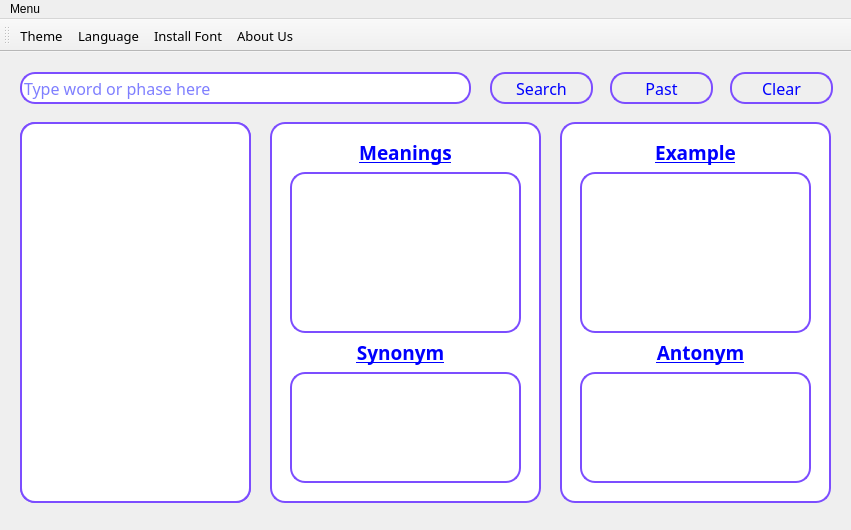
lioTauhid/QBangla-Dictionary, file homewindow.ui: the form before one commit.
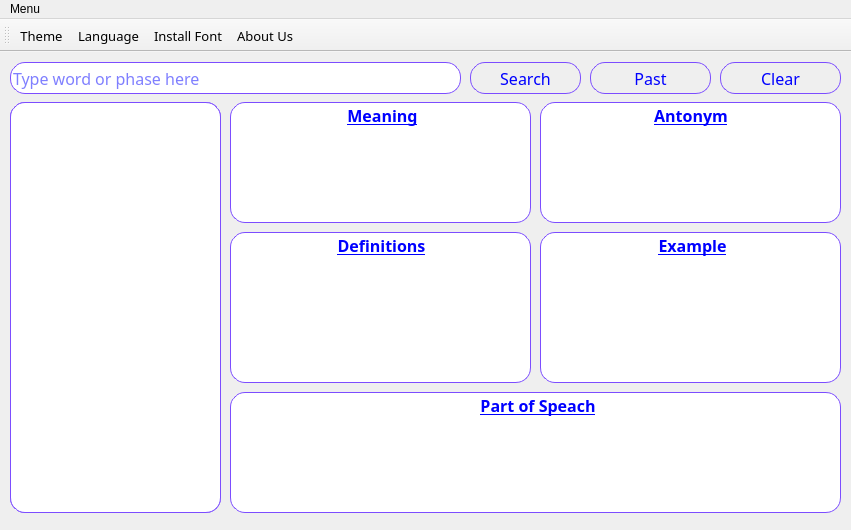
The form after the commit. Icons and pictures are not drawn.

Commit message: big DB integrated

Diff of the .ui file:
```diff
--- a/homewindow.ui
+++ b/homewindow.ui
@@ -47,9 +47,9 @@
    <widget class="QPushButton" name="searchBtn">
     <property name="geometry">
      <rect>
-      <x>490</x>
-      <y>20</y>
-      <width>103</width>
+      <x>470</x>
+      <y>10</y>
+      <width>111</width>
       <height>32</height>
      </rect>
     </property>
@@ -81,7 +81,7 @@
      <string notr="true">
 QPushButton{
 
-border: 2px solid #7C4DFF;
+border: 1px solid #7C4DFF;
 border-radius: 15px;
 padding: 0px;
 background: qradialgradient(cx: 0.3, cy: -0.4,
@@ -111,9 +111,9 @@
    <widget class="QPushButton" name="pastBtn">
     <property name="geometry">
      <rect>
-      <x>610</x>
-      <y>20</y>
-      <width>103</width>
+      <x>590</x>
+      <y>10</y>
+      <width>121</width>
       <height>32</height>
      </rect>
     </property>
@@ -144,7 +144,7 @@
     <property name="styleSheet">
      <string notr="true">QPushButton{
 
-border: 2px solid #7C4DFF;
+border: 1px solid #7C4DFF;
 border-radius: 15px;
 padding: 0px;
 background: qradialgradient(cx: 0.3, cy: -0.4,
@@ -174,8 +174,8 @@
    <widget class="QLineEdit" name="wordSearch">
     <property name="geometry">
      <rect>
-      <x>20</x>
-      <y>20</y>
+      <x>10</x>
+      <y>10</y>
       <width>451</width>
       <height>32</height>
      </rect>
@@ -207,7 +207,7 @@
     <property name="styleSheet">
      <string notr="true">
 
-border: 2px solid #7C4DFF;
+border: 1px solid #7C4DFF;
 border-radius: 15px;
 padding: 0px;
 background: qradialgradient(cx: 0.3, cy: -0.4,
@@ -225,9 +225,9 @@
    <widget class="QPushButton" name="clearBtn">
     <property name="geometry">
      <rect>
-      <x>730</x>
-      <y>20</y>
-      <width>103</width>
+      <x>720</x>
+      <y>10</y>
+      <width>121</width>
       <height>32</height>
      </rect>
     </property>
@@ -258,7 +258,7 @@
     <property name="styleSheet">
      <string notr="true">QPushButton{
 
-border: 2px solid #7C4DFF;
+border: 1px solid #7C4DFF;
 border-radius: 15px;
 padding: 0px;
 background: qradialgradient(cx: 0.3, cy: -0.4,
@@ -285,290 +285,19 @@
      </size>
     </property>
    </widget>
-   <widget class="QFrame" name="frame">
-    <property name="geometry">
-     <rect>
-      <x>270</x>
-      <y>70</y>
-      <width>271</width>
-      <height>381</height>
-     </rect>
-    </property>
-    <property name="styleSheet">
-     <string notr="true">background-color: rgb(255, 255, 255);
-
-border: 2px solid #7C4DFF;
-border-radius: 15px;</string>
-    </property>
-    <property name="frameShape">
-     <enum>QFrame::StyledPanel</enum>
-    </property>
-    <property name="frameShadow">
-     <enum>QFrame::Raised</enum>
-    </property>
-    <widget class="QLabel" name="label_5">
-     <property name="geometry">
-      <rect>
-       <x>30</x>
-       <y>10</y>
-       <width>211</width>
-       <height>41</height>
-      </rect>
-     </property>
-     <property name="font">
-      <font>
-       <family>Kalpurush</family>
-       <pointsize>14</pointsize>
-       <weight>75</weight>
-       <bold>true</bold>
-       <underline>true</underline>
-      </font>
-     </property>
-     <property name="styleSheet">
-      <string notr="true">color:#0000ff;
-text-decoration: underline;
-
-border: 2px solid #0000ffff;
-background-color:#0000ffff;
-</string>
-     </property>
-     <property name="text">
-      <string>Meanings</string>
-     </property>
-     <property name="alignment">
-      <set>Qt::AlignCenter</set>
-     </property>
-    </widget>
-    <widget class="QTextEdit" name="meaningEt">
-     <property name="geometry">
-      <rect>
-       <x>20</x>
-       <y>50</y>
-       <width>231</width>
-       <height>161</height>
-      </rect>
-     </property>
-     <property name="font">
-      <font>
-       <family>Kalpurush</family>
-       <pointsize>12</pointsize>
-      </font>
-     </property>
-     <property name="styleSheet">
-      <string notr="true"/>
-     </property>
-     <property name="html">
-      <string>&lt;!DOCTYPE HTML PUBLIC &quot;-//W3C//DTD HTML 4.0//EN&quot; &quot;http://www.w3.org/TR/REC-html40/strict.dtd&quot;&gt;
-&lt;html&gt;&lt;head&gt;&lt;meta name=&quot;qrichtext&quot; content=&quot;1&quot; /&gt;&lt;style type=&quot;text/css&quot;&gt;
-p, li { white-space: pre-wrap; }
-&lt;/style&gt;&lt;/head&gt;&lt;body style=&quot; font-family:'Kalpurush'; font-size:12pt; font-weight:400; font-style:normal;&quot;&gt;
-&lt;p style=&quot;-qt-paragraph-type:empty; margin-top:0px; margin-bottom:0px; margin-left:0px; margin-right:0px; -qt-block-indent:0; text-indent:0px; font-family:'MS Shell Dlg 2'; font-size:8.25pt;&quot;&gt;&lt;br /&gt;&lt;/p&gt;&lt;/body&gt;&lt;/html&gt;</string>
-     </property>
-    </widget>
-    <widget class="QLabel" name="label_7">
-     <property name="geometry">
-      <rect>
-       <x>30</x>
-       <y>210</y>
-       <width>201</width>
-       <height>41</height>
-      </rect>
-     </property>
-     <property name="font">
-      <font>
-       <family>Kalpurush</family>
-       <pointsize>14</pointsize>
-       <weight>75</weight>
-       <bold>true</bold>
-       <underline>true</underline>
-      </font>
-     </property>
-     <property name="styleSheet">
-      <string notr="true">color:#0000ff;
-text-decoration: underline;
-
-border: 2px solid #0000ffff;
-background-color:#0000ffff;
-</string>
-     </property>
-     <property name="text">
-      <string>Synonym</string>
-     </property>
-     <property name="alignment">
-      <set>Qt::AlignCenter</set>
-     </property>
-    </widget>
-    <widget class="QTextEdit" name="synoEt">
-     <property name="geometry">
-      <rect>
-       <x>20</x>
-       <y>250</y>
-       <width>231</width>
-       <height>111</height>
-      </rect>
-     </property>
-     <property name="font">
-      <font>
-       <family>Kalpurush</family>
-       <pointsize>12</pointsize>
-      </font>
-     </property>
-     <property name="html">
-      <string>&lt;!DOCTYPE HTML PUBLIC &quot;-//W3C//DTD HTML 4.0//EN&quot; &quot;http://www.w3.org/TR/REC-html40/strict.dtd&quot;&gt;
-&lt;html&gt;&lt;head&gt;&lt;meta name=&quot;qrichtext&quot; content=&quot;1&quot; /&gt;&lt;style type=&quot;text/css&quot;&gt;
-p, li { white-space: pre-wrap; }
-&lt;/style&gt;&lt;/head&gt;&lt;body style=&quot; font-family:'Kalpurush'; font-size:12pt; font-weight:400; font-style:normal;&quot;&gt;
-&lt;p style=&quot;-qt-paragraph-type:empty; margin-top:0px; margin-bottom:0px; margin-left:0px; margin-right:0px; -qt-block-indent:0; text-indent:0px; font-family:'MS Shell Dlg 2'; font-size:8.25pt;&quot;&gt;&lt;br /&gt;&lt;/p&gt;&lt;/body&gt;&lt;/html&gt;</string>
-     </property>
-    </widget>
-   </widget>
-   <widget class="QFrame" name="frame_2">
-    <property name="geometry">
-     <rect>
-      <x>560</x>
-      <y>70</y>
-      <width>271</width>
-      <height>381</height>
-     </rect>
-    </property>
-    <property name="styleSheet">
-     <string notr="true">background-color: rgb(255, 255, 255);
-
-border: 2px solid #7C4DFF;
-border-radius: 15px;</string>
-    </property>
-    <property name="frameShape">
-     <enum>QFrame::StyledPanel</enum>
-    </property>
-    <property name="frameShadow">
-     <enum>QFrame::Raised</enum>
-    </property>
-    <widget class="QLabel" name="label_8">
-     <property name="geometry">
-      <rect>
-       <x>40</x>
-       <y>210</y>
-       <width>201</width>
-       <height>41</height>
-      </rect>
-     </property>
-     <property name="font">
-      <font>
-       <family>Kalpurush</family>
-       <pointsize>14</pointsize>
-       <weight>75</weight>
-       <bold>true</bold>
-       <underline>true</underline>
-      </font>
-     </property>
-     <property name="styleSheet">
-      <string notr="true">color:#0000ff;
-text-decoration: underline;
-
-border: 2px solid #0000ffff;
-background-color:#0000ffff;
-</string>
-     </property>
-     <property name="text">
-      <string>Antonym</string>
-     </property>
-     <property name="alignment">
-      <set>Qt::AlignCenter</set>
-     </property>
-    </widget>
-    <widget class="QLabel" name="label_6">
-     <property name="geometry">
-      <rect>
-       <x>30</x>
-       <y>10</y>
-       <width>211</width>
-       <height>41</height>
-      </rect>
-     </property>
-     <property name="font">
-      <font>
-       <family>Kalpurush</family>
-       <pointsize>14</pointsize>
-       <weight>75</weight>
-       <bold>true</bold>
-       <underline>true</underline>
-      </font>
-     </property>
-     <property name="styleSheet">
-      <string notr="true">color:#0000ff;
-text-decoration: underline;
-
-border: 2px solid #0000ffff;
-background-color:#0000ffff;
-</string>
-     </property>
-     <property name="text">
-      <string>Example</string>
-     </property>
-     <property name="alignment">
-      <set>Qt::AlignCenter</set>
-     </property>
-    </widget>
-    <widget class="QTextEdit" name="exampleEt">
-     <property name="geometry">
-      <rect>
-       <x>20</x>
-       <y>50</y>
-       <width>231</width>
-       <height>161</height>
-      </rect>
-     </property>
-     <property name="font">
-      <font>
-       <family>Kalpurush</family>
-       <pointsize>12</pointsize>
-      </font>
-     </property>
-     <property name="html">
-      <string>&lt;!DOCTYPE HTML PUBLIC &quot;-//W3C//DTD HTML 4.0//EN&quot; &quot;http://www.w3.org/TR/REC-html40/strict.dtd&quot;&gt;
-&lt;html&gt;&lt;head&gt;&lt;meta name=&quot;qrichtext&quot; content=&quot;1&quot; /&gt;&lt;style type=&quot;text/css&quot;&gt;
-p, li { white-space: pre-wrap; }
-&lt;/style&gt;&lt;/head&gt;&lt;body style=&quot; font-family:'Kalpurush'; font-size:12pt; font-weight:400; font-style:normal;&quot;&gt;
-&lt;p style=&quot;-qt-paragraph-type:empty; margin-top:0px; margin-bottom:0px; margin-left:0px; margin-right:0px; -qt-block-indent:0; text-indent:0px; font-family:'MS Shell Dlg 2'; font-size:8.25pt;&quot;&gt;&lt;br /&gt;&lt;/p&gt;&lt;/body&gt;&lt;/html&gt;</string>
-     </property>
-    </widget>
-    <widget class="QTextEdit" name="antoEt">
-     <property name="geometry">
-      <rect>
-       <x>20</x>
-       <y>250</y>
-       <width>231</width>
-       <height>111</height>
-      </rect>
-     </property>
-     <property name="font">
-      <font>
-       <family>Kalpurush</family>
-       <pointsize>12</pointsize>
-      </font>
-     </property>
-     <property name="html">
-      <string>&lt;!DOCTYPE HTML PUBLIC &quot;-//W3C//DTD HTML 4.0//EN&quot; &quot;http://www.w3.org/TR/REC-html40/strict.dtd&quot;&gt;
-&lt;html&gt;&lt;head&gt;&lt;meta name=&quot;qrichtext&quot; content=&quot;1&quot; /&gt;&lt;style type=&quot;text/css&quot;&gt;
-p, li { white-space: pre-wrap; }
-&lt;/style&gt;&lt;/head&gt;&lt;body style=&quot; font-family:'Kalpurush'; font-size:12pt; font-weight:400; font-style:normal;&quot;&gt;
-&lt;p style=&quot;-qt-paragraph-type:empty; margin-top:0px; margin-bottom:0px; margin-left:0px; margin-right:0px; -qt-block-indent:0; text-indent:0px; font-family:'MS Shell Dlg 2'; font-size:8.25pt;&quot;&gt;&lt;br /&gt;&lt;/p&gt;&lt;/body&gt;&lt;/html&gt;</string>
-     </property>
-    </widget>
-   </widget>
    <widget class="QFrame" name="frame_3">
     <property name="geometry">
      <rect>
-      <x>20</x>
-      <y>70</y>
-      <width>231</width>
-      <height>381</height>
+      <x>10</x>
+      <y>50</y>
+      <width>211</width>
+      <height>411</height>
      </rect>
     </property>
     <property name="styleSheet">
      <string notr="true">background-color: rgb(255, 255, 255);
 
-border: 2px solid #7C4DFF;
+border: 1px solid #7C4DFF;
 border-radius: 15px;</string>
     </property>
     <property name="frameShape">
@@ -582,8 +311,8 @@
       <rect>
        <x>0</x>
        <y>0</y>
-       <width>231</width>
-       <height>381</height>
+       <width>211</width>
+       <height>411</height>
       </rect>
      </property>
      <property name="sizePolicy">
@@ -659,6 +388,453 @@
      </attribute>
     </widget>
    </widget>
+   <widget class="QGroupBox" name="groupBox_4">
+    <property name="geometry">
+     <rect>
+      <x>230</x>
+      <y>50</y>
+      <width>301</width>
+      <height>121</height>
+     </rect>
+    </property>
+    <property name="font">
+     <font>
+      <family>Kalpurush</family>
+      <pointsize>12</pointsize>
+      <weight>75</weight>
+      <bold>true</bold>
+      <underline>true</underline>
+      <kerning>true</kerning>
+     </font>
+    </property>
+    <property name="styleSheet">
+     <string notr="true">background-color: rgb(255, 255, 255);
+
+border: 1px solid #7C4DFF;
+border-radius: 15px;</string>
+    </property>
+    <property name="title">
+     <string>Meaning</string>
+    </property>
+    <property name="alignment">
+     <set>Qt::AlignCenter</set>
+    </property>
+    <property name="flat">
+     <bool>false</bool>
+    </property>
+    <property name="checkable">
+     <bool>false</bool>
+    </property>
+    <layout class="QVBoxLayout" name="verticalLayout">
+     <property name="spacing">
+      <number>0</number>
+     </property>
+     <property name="leftMargin">
+      <number>0</number>
+     </property>
+     <property name="topMargin">
+      <number>0</number>
+     </property>
+     <property name="rightMargin">
+      <number>0</number>
+     </property>
+     <property name="bottomMargin">
+      <number>0</number>
+     </property>
+     <item>
+      <widget class="QTextEdit" name="meaningEt">
+       <property name="font">
+        <font>
+         <family>Kalpurush</family>
+         <pointsize>11</pointsize>
+        </font>
+       </property>
+       <property name="styleSheet">
+        <string notr="true">border: 0px;
+</string>
+       </property>
+       <property name="html">
+        <string>&lt;!DOCTYPE HTML PUBLIC &quot;-//W3C//DTD HTML 4.0//EN&quot; &quot;http://www.w3.org/TR/REC-html40/strict.dtd&quot;&gt;
+&lt;html&gt;&lt;head&gt;&lt;meta name=&quot;qrichtext&quot; content=&quot;1&quot; /&gt;&lt;style type=&quot;text/css&quot;&gt;
+p, li { white-space: pre-wrap; }
+&lt;/style&gt;&lt;/head&gt;&lt;body style=&quot; font-family:'Kalpurush'; font-size:11pt; font-weight:400; font-style:normal;&quot;&gt;
+&lt;p style=&quot;-qt-paragraph-type:empty; margin-top:0px; margin-bottom:0px; margin-left:0px; margin-right:0px; -qt-block-indent:0; text-indent:0px; font-family:'MS Shell Dlg 2'; font-size:8.25pt;&quot;&gt;&lt;br /&gt;&lt;/p&gt;&lt;/body&gt;&lt;/html&gt;</string>
+       </property>
+      </widget>
+     </item>
+    </layout>
+   </widget>
+   <widget class="QGroupBox" name="groupBox_5">
+    <property name="geometry">
+     <rect>
+      <x>230</x>
+      <y>180</y>
+      <width>301</width>
+      <height>151</height>
+     </rect>
+    </property>
+    <property name="font">
+     <font>
+      <family>Kalpurush</family>
+      <pointsize>12</pointsize>
+      <weight>75</weight>
+      <bold>true</bold>
+      <underline>true</underline>
+      <kerning>true</kerning>
+     </font>
+    </property>
+    <property name="styleSheet">
+     <string notr="true">background-color: rgb(255, 255, 255);
+
+border: 1px solid #7C4DFF;
+border-radius: 15px;</string>
+    </property>
+    <property name="title">
+     <string>Definitions</string>
+    </property>
+    <property name="alignment">
+     <set>Qt::AlignCenter</set>
+    </property>
+    <property name="flat">
+     <bool>false</bool>
+    </property>
+    <property name="checkable">
+     <bool>false</bool>
+    </property>
+    <layout class="QVBoxLayout" name="verticalLayout_2">
+     <property name="spacing">
+      <number>0</number>
+     </property>
+     <property name="leftMargin">
+      <number>0</number>
+     </property>
+     <property name="topMargin">
+      <number>0</number>
+     </property>
+     <property name="rightMargin">
+      <number>0</number>
+     </property>
+     <property name="bottomMargin">
+      <number>0</number>
+     </property>
+     <item>
+      <widget class="QTextEdit" name="definEt">
+       <property name="font">
+        <font>
+         <pointsize>11</pointsize>
+        </font>
+       </property>
+       <property name="styleSheet">
+        <string notr="true">border: 0px;
+</string>
+       </property>
+       <property name="html">
+        <string>&lt;!DOCTYPE HTML PUBLIC &quot;-//W3C//DTD HTML 4.0//EN&quot; &quot;http://www.w3.org/TR/REC-html40/strict.dtd&quot;&gt;
+&lt;html&gt;&lt;head&gt;&lt;meta name=&quot;qrichtext&quot; content=&quot;1&quot; /&gt;&lt;style type=&quot;text/css&quot;&gt;
+p, li { white-space: pre-wrap; }
+&lt;/style&gt;&lt;/head&gt;&lt;body style=&quot; font-family:'MS Shell Dlg 2'; font-size:11pt; font-weight:400; font-style:normal;&quot;&gt;
+&lt;p style=&quot;-qt-paragraph-type:empty; margin-top:0px; margin-bottom:0px; margin-left:0px; margin-right:0px; -qt-block-indent:0; text-indent:0px; font-size:8.25pt;&quot;&gt;&lt;br /&gt;&lt;/p&gt;&lt;/body&gt;&lt;/html&gt;</string>
+       </property>
+      </widget>
+     </item>
+    </layout>
+   </widget>
+   <widget class="QGroupBox" name="groupBox_7">
+    <property name="geometry">
+     <rect>
+      <x>540</x>
+      <y>180</y>
+      <width>301</width>
+      <height>151</height>
+     </rect>
+    </property>
+    <property name="font">
+     <font>
+      <family>Kalpurush</family>
+      <pointsize>12</pointsize>
+      <weight>75</weight>
+      <bold>true</bold>
+      <underline>true</underline>
+      <kerning>true</kerning>
+     </font>
+    </property>
+    <property name="styleSheet">
+     <string notr="true">background-color: rgb(255, 255, 255);
+
+border: 1px solid #7C4DFF;
+border-radius: 15px;</string>
+    </property>
+    <property name="title">
+     <string>Example</string>
+    </property>
+    <property name="alignment">
+     <set>Qt::AlignCenter</set>
+    </property>
+    <property name="flat">
+     <bool>false</bool>
+    </property>
+    <property name="checkable">
+     <bool>false</bool>
+    </property>
+    <layout class="QVBoxLayout" name="verticalLayout_4">
+     <property name="spacing">
+      <number>0</number>
+     </property>
+     <property name="leftMargin">
+      <number>0</number>
+     </property>
+     <property name="topMargin">
+      <number>0</number>
+     </property>
+     <property name="rightMargin">
+      <number>0</number>
+     </property>
+     <property name="bottomMargin">
+      <number>0</number>
+     </property>
+     <item>
+      <widget class="QTextEdit" name="exampleEt">
+       <property name="font">
+        <font>
+         <pointsize>11</pointsize>
+        </font>
+       </property>
+       <property name="styleSheet">
+        <string notr="true">border: 0px;
+</string>
+       </property>
+       <property name="html">
+        <string>&lt;!DOCTYPE HTML PUBLIC &quot;-//W3C//DTD HTML 4.0//EN&quot; &quot;http://www.w3.org/TR/REC-html40/strict.dtd&quot;&gt;
+&lt;html&gt;&lt;head&gt;&lt;meta name=&quot;qrichtext&quot; content=&quot;1&quot; /&gt;&lt;style type=&quot;text/css&quot;&gt;
+p, li { white-space: pre-wrap; }
+&lt;/style&gt;&lt;/head&gt;&lt;body style=&quot; font-family:'MS Shell Dlg 2'; font-size:11pt; font-weight:400; font-style:normal;&quot;&gt;
+&lt;p style=&quot;-qt-paragraph-type:empty; margin-top:0px; margin-bottom:0px; margin-left:0px; margin-right:0px; -qt-block-indent:0; text-indent:0px; font-size:8.25pt;&quot;&gt;&lt;br /&gt;&lt;/p&gt;&lt;/body&gt;&lt;/html&gt;</string>
+       </property>
+      </widget>
+     </item>
+    </layout>
+   </widget>
+   <widget class="QGroupBox" name="groupBox_8">
+    <property name="geometry">
+     <rect>
+      <x>230</x>
+      <y>340</y>
+      <width>611</width>
+      <height>121</height>
+     </rect>
+    </property>
+    <property name="font">
+     <font>
+      <family>Kalpurush</family>
+      <pointsize>12</pointsize>
+      <weight>75</weight>
+      <bold>true</bold>
+      <underline>true</underline>
+      <kerning>true</kerning>
+     </font>
+    </property>
+    <property name="styleSheet">
+     <string notr="true">background-color: rgb(255, 255, 255);
+
+border: 1px solid #7C4DFF;
+border-radius: 15px;</string>
+    </property>
+    <property name="title">
+     <string>Part of Speach</string>
+    </property>
+    <property name="alignment">
+     <set>Qt::AlignCenter</set>
+    </property>
+    <property name="flat">
+     <bool>false</bool>
+    </property>
+    <property name="checkable">
+     <bool>false</bool>
+    </property>
+    <layout class="QVBoxLayout" name="verticalLayout_5">
+     <property name="spacing">
+      <number>0</number>
+     </property>
+     <property name="leftMargin">
+      <number>0</number>
+     </property>
+     <property name="topMargin">
+      <number>0</number>
+     </property>
+     <property name="rightMargin">
+      <number>0</number>
+     </property>
+     <property name="bottomMargin">
+      <number>0</number>
+     </property>
+     <item>
+      <widget class="QTableView" name="posTable">
+       <property name="sizePolicy">
+        <sizepolicy hsizetype="Expanding" vsizetype="Expanding">
+         <horstretch>0</horstretch>
+         <verstretch>0</verstretch>
+        </sizepolicy>
+       </property>
+       <property name="font">
+        <font>
+         <family>Kalpurush</family>
+         <pointsize>11</pointsize>
+         <weight>50</weight>
+         <bold>false</bold>
+        </font>
+       </property>
+       <property name="styleSheet">
+        <string notr="true">border: 0px;
+</string>
+       </property>
+       <property name="verticalScrollBarPolicy">
+        <enum>Qt::ScrollBarAlwaysOff</enum>
+       </property>
+       <property name="horizontalScrollBarPolicy">
+        <enum>Qt::ScrollBarAsNeeded</enum>
+       </property>
+       <property name="sizeAdjustPolicy">
+        <enum>QAbstractScrollArea::AdjustToContents</enum>
+       </property>
+       <property name="autoScroll">
+        <bool>true</bool>
+       </property>
+       <property name="autoScrollMargin">
+        <number>16</number>
+       </property>
+       <property name="editTriggers">
+        <set>QAbstractItemView::NoEditTriggers</set>
+       </property>
+       <property name="showDropIndicator" stdset="0">
+        <bool>false</bool>
+       </property>
+       <property name="alternatingRowColors">
+        <bool>false</bool>
+       </property>
+       <property name="selectionMode">
+        <enum>QAbstractItemView::SingleSelection</enum>
+       </property>
+       <property name="showGrid">
+        <bool>true</bool>
+       </property>
+       <property name="sortingEnabled">
+        <bool>false</bool>
+       </property>
+       <property name="wordWrap">
+        <bool>true</bool>
+       </property>
+       <property name="cornerButtonEnabled">
+        <bool>false</bool>
+       </property>
+       <attribute name="horizontalHeaderVisible">
+        <bool>false</bool>
+       </attribute>
+       <attribute name="horizontalHeaderCascadingSectionResizes">
+        <bool>true</bool>
+       </attribute>
+       <attribute name="horizontalHeaderMinimumSectionSize">
+        <number>200</number>
+       </attribute>
+       <attribute name="horizontalHeaderDefaultSectionSize">
+        <number>300</number>
+       </attribute>
+       <attribute name="horizontalHeaderHighlightSections">
+        <bool>false</bool>
+       </attribute>
+       <attribute name="horizontalHeaderShowSortIndicator" stdset="0">
+        <bool>false</bool>
+       </attribute>
+       <attribute name="verticalHeaderVisible">
+        <bool>false</bool>
+       </attribute>
+       <attribute name="verticalHeaderCascadingSectionResizes">
+        <bool>true</bool>
+       </attribute>
+       <attribute name="verticalHeaderMinimumSectionSize">
+        <number>15</number>
+       </attribute>
+       <attribute name="verticalHeaderDefaultSectionSize">
+        <number>20</number>
+       </attribute>
+      </widget>
+     </item>
+    </layout>
+   </widget>
+   <widget class="QGroupBox" name="groupBox_9">
+    <property name="geometry">
+     <rect>
+      <x>540</x>
+      <y>50</y>
+      <width>301</width>
+      <height>121</height>
+     </rect>
+    </property>
+    <property name="font">
+     <font>
+      <family>Kalpurush</family>
+      <pointsize>12</pointsize>
+      <weight>75</weight>
+      <bold>true</bold>
+      <underline>true</underline>
+      <kerning>true</kerning>
+     </font>
+    </property>
+    <property name="styleSheet">
+     <string notr="true">background-color: rgb(255, 255, 255);
+
+border: 1px solid #7C4DFF;
+border-radius: 15px;</string>
+    </property>
+    <property name="title">
+     <string>Antonym</string>
+    </property>
+    <property name="alignment">
+     <set>Qt::AlignCenter</set>
+    </property>
+    <property name="flat">
+     <bool>false</bool>
+    </property>
+    <property name="checkable">
+     <bool>false</bool>
+    </property>
+    <layout class="QVBoxLayout" name="verticalLayout_6">
+     <property name="spacing">
+      <number>0</number>
+     </property>
+     <property name="leftMargin">
+      <number>0</number>
+     </property>
+     <property name="topMargin">
+      <number>0</number>
+     </property>
+     <property name="rightMargin">
+      <number>0</number>
+     </property>
+     <property name="bottomMargin">
+      <number>0</number>
+     </property>
+     <item>
+      <widget class="QTextEdit" name="antoEt">
+       <property name="font">
+        <font>
+         <pointsize>11</pointsize>
+        </font>
+       </property>
+       <property name="styleSheet">
+        <string notr="true">border: 0px;
+</string>
+       </property>
+       <property name="html">
+        <string>&lt;!DOCTYPE HTML PUBLIC &quot;-//W3C//DTD HTML 4.0//EN&quot; &quot;http://www.w3.org/TR/REC-html40/strict.dtd&quot;&gt;
+&lt;html&gt;&lt;head&gt;&lt;meta name=&quot;qrichtext&quot; content=&quot;1&quot; /&gt;&lt;style type=&quot;text/css&quot;&gt;
+p, li { white-space: pre-wrap; }
+&lt;/style&gt;&lt;/head&gt;&lt;body style=&quot; font-family:'MS Shell Dlg 2'; font-size:11pt; font-weight:400; font-style:normal;&quot;&gt;
+&lt;p style=&quot;-qt-paragraph-type:empty; margin-top:0px; margin-bottom:0px; margin-left:0px; margin-right:0px; -qt-block-indent:0; text-indent:0px; font-size:8.25pt;&quot;&gt;&lt;br /&gt;&lt;/p&gt;&lt;/body&gt;&lt;/html&gt;</string>
+       </property>
+      </widget>
+     </item>
+    </layout>
+   </widget>
   </widget>
   <widget class="QMenuBar" name="menubar">
    <property name="geometry">
```
Left out of the diff: 6 changed lines with no effect on the pictures. The commit also changes 1 other file.
